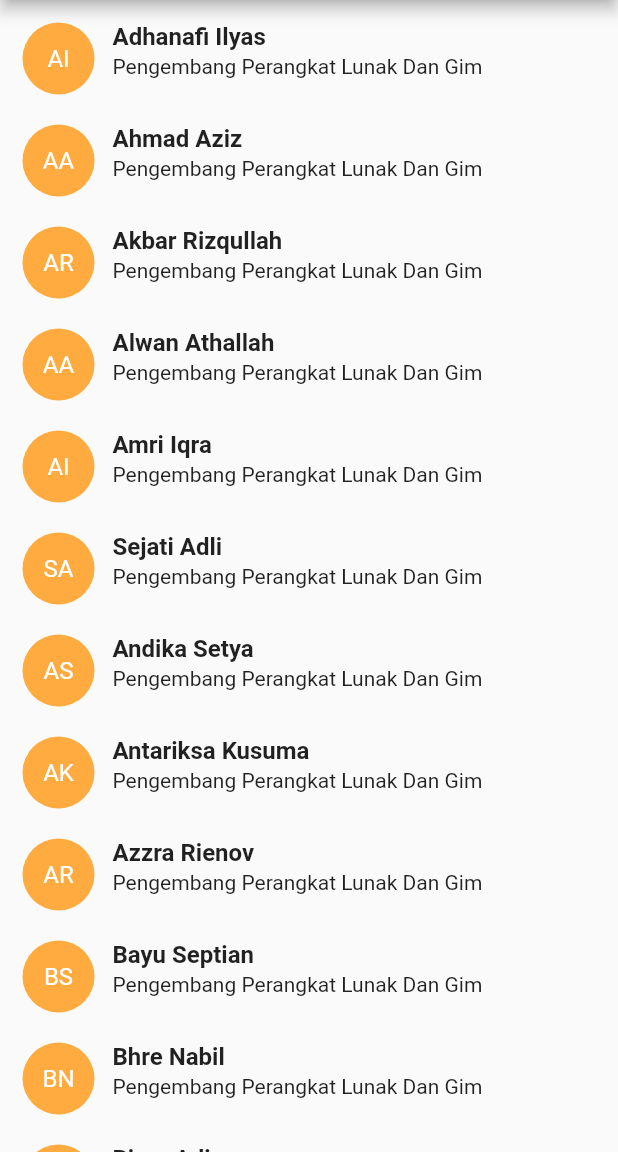
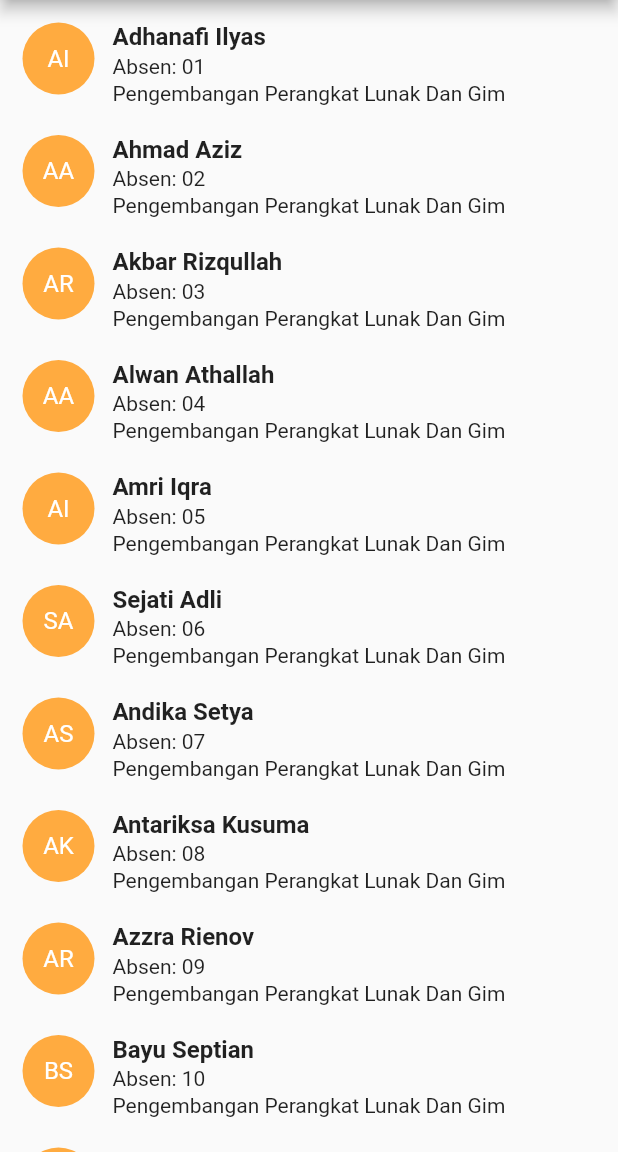
Before and after one commit to BimoAdiBramantyo/listview-projects, a Flutter app: the screen it shows after launch, on a phone screen of 412 x 824 dp, the part 84-1236 px from its top. Run offline on Flutter 3.47's test engine with Material 2 defaults, Android fonts, the phone set to English and light mode, and no system bars.

Commit message:
Nambah Absen Pada List

```diff
--- a/lib/NameModel.dart
+++ b/lib/NameModel.dart
@@ -1,7 +1,8 @@
 class NameModel{
   String name;
   String kodeName;
+  String absen;
   String jurusan;
 
-  NameModel(this.name,this.kodeName,this.jurusan);
+  NameModel(this.name,this.kodeName,this.jurusan,this.absen,);
 }
--- a/lib/listview.dart
+++ b/lib/listview.dart
@@ -12,24 +12,24 @@ class listview extends StatefulWidget {
 class _listviewState extends State<listview> {
 
   List<NameModel> data = [
-    NameModel("Adhanafi Ilyas", "AI", "Pengembang Perangkat Lunak Dan Gim"),
-    NameModel("Ahmad Aziz", "AA", "Pengembang Perangkat Lunak Dan Gim"),
-    NameModel("Akbar Rizqullah", "AR", "Pengembang Perangkat Lunak Dan Gim"),
-    NameModel("Alwan Athallah", "AA", "Pengembang Perangkat Lunak Dan Gim"),
-    NameModel("Amri Iqra", "AI", "Pengembang Perangkat Lunak Dan Gim"),
-    NameModel("Sejati Adli", "SA", "Pengembang Perangkat Lunak Dan Gim"),
-    NameModel("Andika Setya", "AS", "Pengembang Perangkat Lunak Dan Gim"),
-    NameModel("Antariksa Kusuma", "AK", "Pengembang Perangkat Lunak Dan Gim"),
-    NameModel("Azzra Rienov", "AR", "Pengembang Perangkat Lunak Dan Gim"),
-    NameModel("Bayu Septian", "BS", "Pengembang Perangkat Lunak Dan Gim"),
-    NameModel("Bhre Nabil", "BN", "Pengembang Perangkat Lunak Dan Gim"),
-    NameModel("Bimo Adi", "BA", "Pengembang Perangkat Lunak Dan Gim"),
-    NameModel("Daffa Syauqi", "DS", "Pengembang Perangkat Lunak Dan Gim"),
-    NameModel("Danar Gading", "DG", "Pengembang Perangkat Lunak Dan Gim"),
-    NameModel("Dimas Bagus", "DB", "Pengembang Perangkat Lunak Dan Gim"),
-    NameModel("Firdaus Hafidz", "FH", "Pengembang Perangkat Lunak Dan Gim"),
-    NameModel("Hegel Al Rafli", "HAR", "Pengembang Perangkat Lunak Dan Gim"),
-    NameModel("Hibatullah Fawwaz", "HF", "Pengembang Perangkat Lunak Dan Gim"),
+    NameModel("Adhanafi Ilyas", "AI",  "Absen: 01", "Pengembangan Perangkat Lunak Dan Gim"),
+    NameModel("Ahmad Aziz", "AA", "Absen: 02","Pengembangan Perangkat Lunak Dan Gim"),
+    NameModel("Akbar Rizqullah", "AR", "Absen: 03","Pengembangan Perangkat Lunak Dan Gim"),
+    NameModel("Alwan Athallah", "AA", "Absen: 04","Pengembangan Perangkat Lunak Dan Gim"),
+    NameModel("Amri Iqra", "AI", "Absen: 05","Pengembangan Perangkat Lunak Dan Gim"),
+    NameModel("Sejati Adli", "SA", "Absen: 06","Pengembangan Perangkat Lunak Dan Gim"),
+    NameModel("Andika Setya", "AS", "Absen: 07","Pengembangan Perangkat Lunak Dan Gim"),
+    NameModel("Antariksa Kusuma", "AK", "Absen: 08","Pengembangan Perangkat Lunak Dan Gim"),
+    NameModel("Azzra Rienov", "AR", "Absen: 09","Pengembangan Perangkat Lunak Dan Gim"),
+    NameModel("Bayu Septian", "BS", "Absen: 10","Pengembangan Perangkat Lunak Dan Gim"),
+    NameModel("Bhre Nabil", "BN", "Absen: 11","Pengembangan Perangkat Lunak Dan Gim"),
+    NameModel("Bimo Adi", "BA", "Absen: 12","Pengembangan Perangkat Lunak Dan Gim"),
+    NameModel("Daffa Syauqi", "DS", "Absen: 13","Pengembangan Perangkat Lunak Dan Gim"),
+    NameModel("Danar Gading", "DG", "Absen: 14","Pengembangan Perangkat Lunak Dan Gim"),
+    NameModel("Dimas Bagus", "DB", "Absen: 15","Pengembangan Perangkat Lunak Dan Gim"),
+    NameModel("Firdaus Hafidz", "FH", "Absen: 16","Pengembangan Perangkat Lunak Dan Gim"),
+    NameModel("Hegel Al Rafli", "HAR", "Absen: 17","Pengembangan Perangkat Lunak Dan Gim"),
+    NameModel("Hibatullah Fawwaz", "HF", "Absen: 18","Pengembangan Perangkat Lunak Dan Gim"),
   ];
 
   Widget avatar(int index){
@@ -58,6 +58,10 @@ class _listviewState extends State<listview> {
             margin: EdgeInsets.only(top: 2),
             child: Text(data[index].jurusan.toString()),
           ),
+          Container(
+            margin: EdgeInsets.only(top: 2),
+            child: Text(data[index].absen.toString()),
+          )
         ],
       ),
     ));
```
